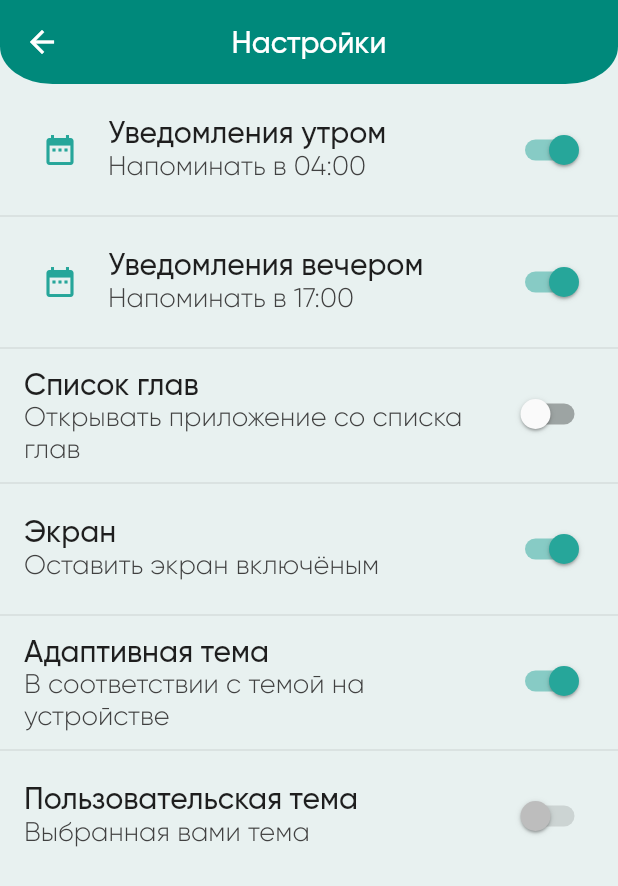
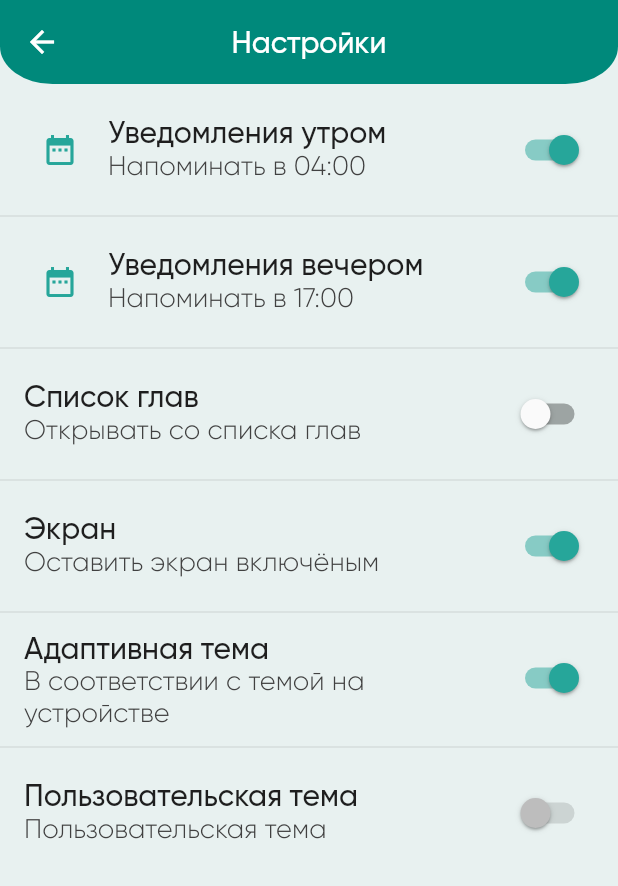
Before and after one commit to JMApps/fortress_of_the_muslim, a Flutter app: the AppSettingsPage screen opened by its route, on a phone screen of 412 x 824 dp. Shown: the top 886 px of the screen. Run offline on Flutter 3.47's test engine with Material 2 defaults, Android fonts, the phone set to English and light mode, and no system bars; our stand-ins replace flutter_html, flutter_local_notifications, hive_flutter, share_plus, sqflite, step_progress_indicator and 2 more; missing offline and left inert: flu_wake_lock; accounts and stored records are empty; statements that could not run were skipped.

Commit message:
Changes strings to app strings

```diff
--- a/lib/application/string/app_strings.dart
+++ b/lib/application/string/app_strings.dart
@@ -31,12 +31,30 @@ class AppStrings {
   static const String footnotes = 'Сноски';
   static const String errorLoadData = 'Ошибка загрузки данных';
   static const String morningNotification = 'Уведомления утром';
-  static const String morningNotificationDescription = 'Напоминать про азкары утром';
+  static const String morningNotificationTime = 'Время утренних азкаров';
+  static const String morningNotificationDescription = 'Напоминать в';
   static const String eveningNotification = 'Уведомления вечером';
-  static const String eveningNotificationDescription = 'Напоминать про азкары вечером';
+  static const String eveningNotificationTime = 'Время вечерних азкаров';
+  static const String eveningNotificationDescription = 'Напоминать в';
   static const String cancel = 'Отмена';
   static const String confirm = 'Применить';
   static const String ok = 'Ок';
+  static const String version = 'Версия';
+  static const String listChapters = 'Список глав';
+  static const String listChaptersDescriptions = 'Открывать со списка глав';
+  static const String screen = 'Экран';
+  static const String screenDescription = 'Оставить экран включёным';
+  static const String adaptiveTheme = 'Адаптивная тема';
+  static const String adaptiveThemeDescription = 'В соответствии с темой на устройстве';
+  static const String userTheme = 'Пользовательская тема';
+  static const String userThemeDescription = 'Пользовательская тема';
+
+  static const List<String> bookChapters = [
+    'Предисловие издателя',
+    'Предисловие составителя',
+    'Достоинство поминания Аллаха',
+    'Сборник хадисов',
+  ];
 
   static const List<String> counterValuesList = [
     'Без ограничений',
--- a/lib/main/root_page.dart
+++ b/lib/main/root_page.dart
@@ -18,7 +18,7 @@ class RootPage extends StatelessWidget {
       LocalNoticeService().morningZonedScheduleNotification(
         DateTime.parse(settings.getDefaultMorningNotificationTime),
         AppStrings.appName,
-        'Время утренних азкаров',
+        AppStrings.morningNotificationTime,
         LocalNoticeService.morningNotificationID,
       );
     } else {
@@ -28,7 +28,7 @@ class RootPage extends StatelessWidget {
       LocalNoticeService().eveningZonedScheduleNotification(
         DateTime.parse(settings.getDefaultEveningNotificationTime),
         AppStrings.appName,
-        'Время вечерних азкаров',
+        AppStrings.eveningNotificationTime,
         LocalNoticeService.eveningNotificationID,
       );
     } else {
--- a/lib/presentation/book/footnote_page.dart
+++ b/lib/presentation/book/footnote_page.dart
@@ -19,10 +19,7 @@ class FootnotePage extends StatelessWidget {
         title: const Text(AppStrings.footnotes),
       ),
       body: FutureBuilder<List>(
-        future: context
-            .watch<MainChaptersState>()
-            .getDatabaseQuery
-            .getAllFootnotes(),
+        future: context.watch<MainChaptersState>().getDatabaseQuery.getAllFootnotes(),
         builder: (BuildContext context, AsyncSnapshot<List<dynamic>> snapshot) {
           if (snapshot.hasError) {
             return Center(
--- a/lib/presentation/main/main_column.dart
+++ b/lib/presentation/main/main_column.dart
@@ -132,9 +132,7 @@ class MainColumn extends StatelessWidget {
                       context,
                       '/chapter_content_page',
                       arguments: MainChapterArguments(
-                        chapterId: context
-                            .read<MainChaptersState>()
-                            .getLastSavedChapterIndex,
+                        chapterId: context.read<MainChaptersState>().getLastSavedChapterIndex,
                       ),
                     );
                   },
--- a/lib/presentation/main/option_button_card.dart
+++ b/lib/presentation/main/option_button_card.dart
@@ -1,6 +1,7 @@
 import 'dart:io';
 
 import 'package:flutter/material.dart';
+import 'package:fortress_of_the_muslim/application/string/app_strings.dart';
 import 'package:fortress_of_the_muslim/application/style/app_styles.dart';
 import 'package:fortress_of_the_muslim/application/theme/app_themes.dart';
 import 'package:share_plus/share_plus.dart';
@@ -25,7 +26,7 @@ class OptionButtonCard extends StatelessWidget {
         host: Platform.isAndroid ? 'play.google.com' : 'apps.apple.com',
         path: Platform.isAndroid ? '/store/apps/dev?id=8649252597553656018' : 'tr/developer/imanil-binyaminov/id1564920953'
     );
-    const String appLinks = 'Крепость мусульманина\n\nВерсия iOS:\nhttps://apps.apple.com/ru/app/крепость-верующего/id1564920951\n\nВерсия Android:\nhttps://play.google.com/store/apps/details?id=jmapps.fortressofthemuslim';
+    const String appLinks = '${AppStrings.appName}\n\n${AppStrings.version} iOS:\nhttps://apps.apple.com/ru/app/крепость-верующего/id1564920951\n\n${AppStrings.version} Android:\nhttps://play.google.com/store/apps/details?id=jmapps.fortressofthemuslim';
     return InkWell(
       onTap: () {
         switch (routeName) {
--- a/lib/presentation/settings/app_settings_page.dart
+++ b/lib/presentation/settings/app_settings_page.dart
@@ -24,11 +24,11 @@ class AppSettingsPage extends StatelessWidget {
                 ListTile(
                   visualDensity: const VisualDensity(horizontal: -4),
                   title: Text(
-                    'Уведомления утром',
+                    AppStrings.morningNotification,
                     style: theme.textTheme.bodyMedium,
                   ),
                   subtitle: Text(
-                    'Напоминать в ${DateFormat().add_Hm().format(DateTime.parse(settings.getDefaultMorningNotificationTime))}',
+                    '${AppStrings.morningNotificationDescription} ${DateFormat().add_Hm().format(DateTime.parse(settings.getDefaultMorningNotificationTime))}',
                     style: theme.textTheme.bodySmall,
                   ),
                   trailing: Switch(
@@ -45,19 +45,23 @@ class AppSettingsPage extends StatelessWidget {
                       showTimePicker(
                         context: context,
                         initialEntryMode: TimePickerEntryMode.dialOnly,
-                        initialTime: TimeOfDay.fromDateTime(DateTime.parse(settings.getDefaultMorningNotificationTime)),
+                        initialTime: TimeOfDay.fromDateTime(DateTime.parse(
+                            settings.getDefaultMorningNotificationTime)),
                         helpText: AppStrings.morningNotification,
                         cancelText: AppStrings.cancel,
                         confirmText: AppStrings.confirm,
                         builder: (BuildContext context, Widget? child) {
                           return MediaQuery(
-                            data: MediaQuery.of(context).copyWith(alwaysUse24HourFormat: true),
+                            data: MediaQuery.of(context)
+                                .copyWith(alwaysUse24HourFormat: true),
                             child: child!,
                           );
                         },
                       ).then((TimeOfDay? time) {
                         if (time != null) {
-                          settings.changeMorningTimeOfDay(DateTime(2023, 12, 31, time.hour, time.minute).toIso8601String());
+                          settings.changeMorningTimeOfDay(
+                              DateTime(2023, 12, 31, time.hour, time.minute)
+                                  .toIso8601String());
                         }
                       });
                     },
@@ -70,11 +74,11 @@ class AppSettingsPage extends StatelessWidget {
                 ListTile(
                   visualDensity: const VisualDensity(horizontal: -4),
                   title: Text(
-                    'Уведомления вечером',
+                    AppStrings.eveningNotification,
                     style: theme.textTheme.bodyMedium,
                   ),
                   subtitle: Text(
-                    'Напоминать в ${DateFormat().add_Hm().format(DateTime.parse(settings.getDefaultEveningNotificationTime))}',
+                    '${AppStrings.eveningNotificationDescription} ${DateFormat().add_Hm().format(DateTime.parse(settings.getDefaultEveningNotificationTime))}',
                     style: theme.textTheme.bodySmall,
                   ),
                   trailing: Switch(
@@ -91,19 +95,23 @@ class AppSettingsPage extends StatelessWidget {
                       showTimePicker(
                         context: context,
                         initialEntryMode: TimePickerEntryMode.dialOnly,
-                        initialTime: TimeOfDay.fromDateTime(DateTime.parse(settings.getDefaultEveningNotificationTime)),
+                        initialTime: TimeOfDay.fromDateTime(DateTime.parse(
+                            settings.getDefaultEveningNotificationTime)),
                         helpText: AppStrings.eveningNotification,
                         cancelText: AppStrings.cancel,
                         confirmText: AppStrings.confirm,
                         builder: (BuildContext context, Widget? child) {
                           return MediaQuery(
-                            data: MediaQuery.of(context).copyWith(alwaysUse24HourFormat: true),
+                            data: MediaQuery.of(context)
+                                .copyWith(alwaysUse24HourFormat: true),
                             child: child!,
                           );
                         },
                       ).then((TimeOfDay? time) {
                         if (time != null) {
-                          settings.changeEveningTimeOfDay(DateTime(2023, 12, 31, time.hour, time.minute).toIso8601String());
+                          settings.changeEveningTimeOfDay(
+                              DateTime(2023, 12, 31, time.hour, time.minute)
+                                  .toIso8601String());
                         }
                       });
                     },
@@ -116,11 +124,11 @@ class AppSettingsPage extends StatelessWidget {
                 SwitchListTile(
                   visualDensity: const VisualDensity(horizontal: -4),
                   title: Text(
-                    'Список глав',
+                    AppStrings.listChapters,
                     style: theme.textTheme.bodyMedium,
                   ),
                   subtitle: Text(
-                    'Открывать приложение со списка глав',
+                    AppStrings.listChaptersDescriptions,
                     style: theme.textTheme.bodySmall,
                   ),
                   activeColor: theme.colorScheme.mainChaptersColor,
@@ -133,11 +141,11 @@ class AppSettingsPage extends StatelessWidget {
                 SwitchListTile(
                   visualDensity: const VisualDensity(horizontal: -4),
                   title: Text(
-                    'Экран',
+                    AppStrings.screen,
                     style: theme.textTheme.bodyMedium,
                   ),
                   subtitle: Text(
-                    'Оставить экран включёным',
+                    AppStrings.screenDescription,
                     style: theme.textTheme.bodySmall,
                   ),
                   activeColor: theme.colorScheme.mainChaptersColor,
@@ -150,11 +158,11 @@ class AppSettingsPage extends StatelessWidget {
                 SwitchListTile(
                   visualDensity: const VisualDensity(horizontal: -4),
                   title: Text(
-                    'Адаптивная тема',
+                    AppStrings.adaptiveTheme,
                     style: theme.textTheme.bodyMedium,
                   ),
                   subtitle: Text(
-                    'В соответствии с темой на устройстве',
+                    AppStrings.adaptiveThemeDescription,
                     style: theme.textTheme.bodySmall,
                   ),
                   activeColor: theme.colorScheme.mainChaptersColor,
@@ -167,19 +175,20 @@ class AppSettingsPage extends StatelessWidget {
                 SwitchListTile(
                   visualDensity: const VisualDensity(horizontal: -4),
                   title: Text(
-                    'Пользовательская тема',
+                    AppStrings.userTheme,
                     style: theme.textTheme.bodyMedium,
                   ),
                   subtitle: Text(
-                    'Выбранная вами тема',
+                    AppStrings.userThemeDescription,
                     style: theme.textTheme.bodySmall,
                   ),
                   activeColor: theme.colorScheme.mainChaptersColor,
                   value: settings.getIsUserTheme,
                   onChanged: settings.getIsAdaptiveTheme
-                      ? null : (bool? value) {
-                            settings.userTheme();
-                          },
+                      ? null
+                      : (bool? value) {
+                          settings.userTheme();
+                        },
                 ),
                 const SizedBox(height: 8),
               ],
```
Also changed, not shown: lib/data/service/chapters_database_service.dart (added, +55 -0 lines), lib/presentation/book/book_content_list_page.dart (+4 -16 lines), lib/presentation/supplications/search_supplication_delegate.dart (+2 -8 lines), 1 other file.
